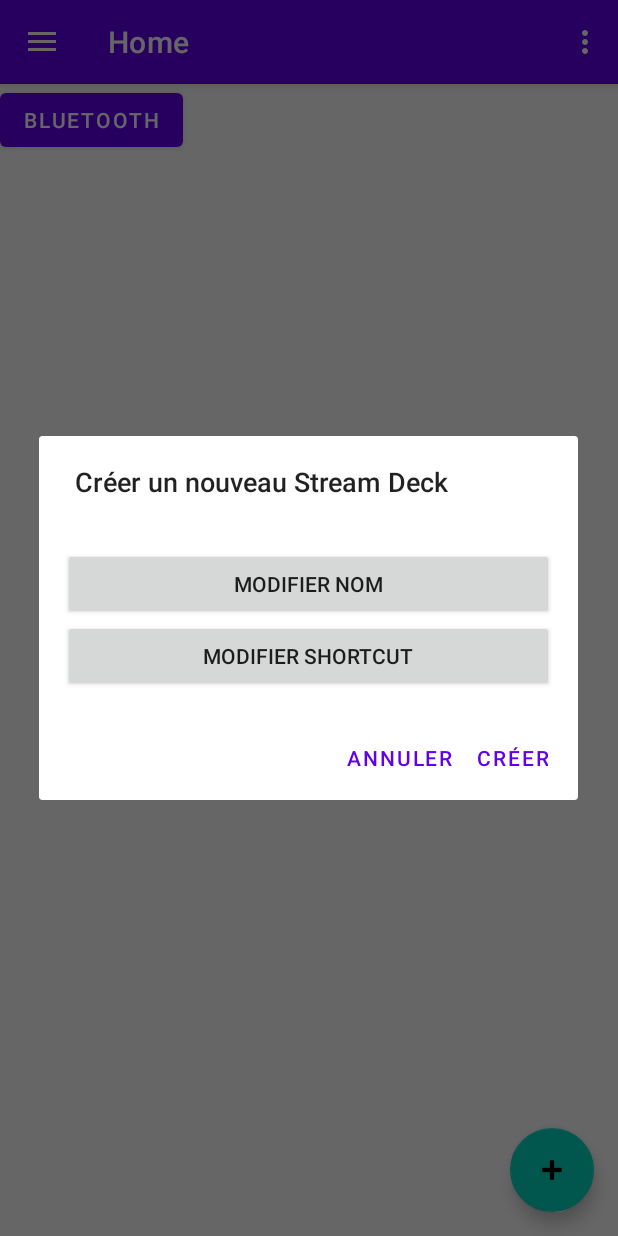
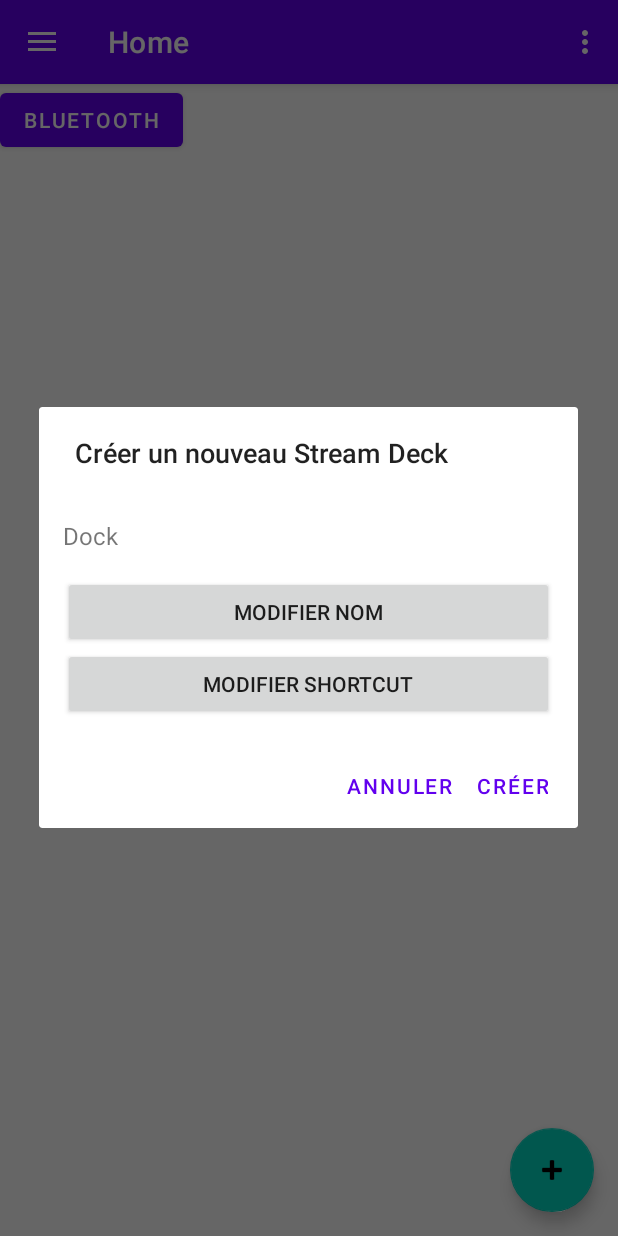
Before and after one commit to loulegall/androidApp, an Android app: the screen it shows after launch (MainActivity), after a tap on an icon or button, on a phone screen of 412 x 824 dp. Run offline under Robolectric (Android 15) with nearby library versions, the phone set to English and light mode, and no system bars; our stand-ins replace navigation-ui.

Commit message:
Add modifier for name and shortcut

```diff
--- a/app/src/main/AndroidManifest.xml
+++ b/app/src/main/AndroidManifest.xml
@@ -26,6 +26,7 @@
 
         <!-- Add the activity for ModifierShortcutActivity here -->
         <activity android:name=".ModifyShortcutActivity" />
+        <activity android:name=".ModifyNameActivity" />
 
     </application>
 
--- a/app/src/main/res/layout/content_main.xml
+++ b/app/src/main/res/layout/content_main.xml
@@ -26,4 +26,15 @@
         app:layout_constraintStart_toStartOf="@+id/nav_host_fragment_content_main"
         app:layout_constraintTop_toTopOf="@+id/nav_host_fragment_content_main" />
 
+    <LinearLayout
+        android:id="@+id/containerButtons"
+        android:layout_width="match_parent"
+        android:layout_height="wrap_content"
+        android:orientation="vertical"
+        app:layout_constraintStart_toStartOf="parent"
+        app:layout_constraintTop_toBottomOf="@+id/button_bluetooth">
+
+        <!-- Vous pouvez ajouter d'autres propriétés au conteneur si nécessaire -->
+
+    </LinearLayout>
 </androidx.constraintlayout.widget.ConstraintLayout>
--- a/app/src/main/res/layout/dialog_create_stream_deck.xml
+++ b/app/src/main/res/layout/dialog_create_stream_deck.xml
@@ -6,7 +6,13 @@
     android:padding="16dp">
 
     <!-- Add other views and components for your dialog content here -->
-
+    <TextView
+        android:id="@+id/textViewEnteredName"
+        android:layout_width="wrap_content"
+        android:layout_height="wrap_content"
+        android:layout_marginTop="16dp"
+        android:text="Dock"
+        android:textSize="16sp"/>
     <LinearLayout
         android:id="@+id/linearLayoutButtons"
         android:layout_width="match_parent"
@@ -17,4 +23,9 @@
         <!-- Buttons will be dynamically added here -->
 
     </LinearLayout>
+
+
+
+
+
 </LinearLayout>
--- /dev/null
+++ b/app/src/main/res/values/ids.xml
@@ -0,0 +1,4 @@
+<?xml version="1.0" encoding="utf-8"?>
+<resources>
+    <item name="editTextName" type="id" />
+</resources>
```
Also changed, not shown: app/src/main/java/com/example/myapp/MainActivity.kt (+93 -8 lines), app/src/main/java/com/example/myapp/ModifyNameActivity.kt (added, +31 -0 lines), app/src/main/res/layout/activity_modifier_name.xml (added, +22 -0 lines).
